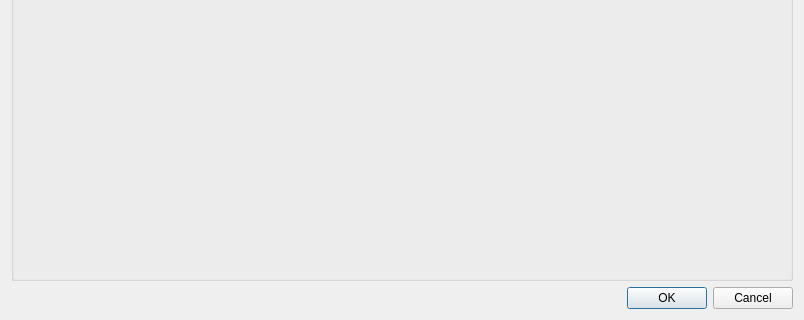
Above: qgepplugin/ui/qgepsettingsdialog.ui from QGEP/QGEP before the change; both pictures show x 0 to 804 and y 146 to 466 of the 804 by 466 pixel window. Below: the same form after it.
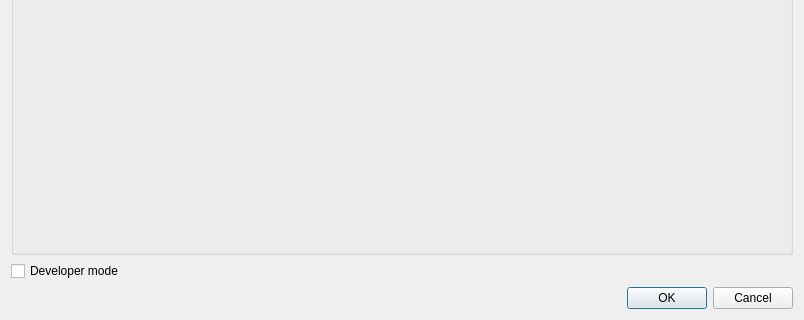
That is the form after the change.

Commit message: Add setting for developer mode

Diff of the .ui file:
```diff
--- a/qgepplugin/ui/qgepsettingsdialog.ui
+++ b/qgepplugin/ui/qgepsettingsdialog.ui
@@ -51,6 +51,13 @@
      </layout>
     </widget>
    </item>
+   <item>
+    <widget class="QCheckBox" name="mCbDevelMode">
+     <property name="text">
+      <string>Developer mode</string>
+     </property>
+    </widget>
+   </item>
    <item>
     <widget class="QDialogButtonBox" name="buttonBox">
      <property name="orientation">
```
The commit also changes 2 other files.
